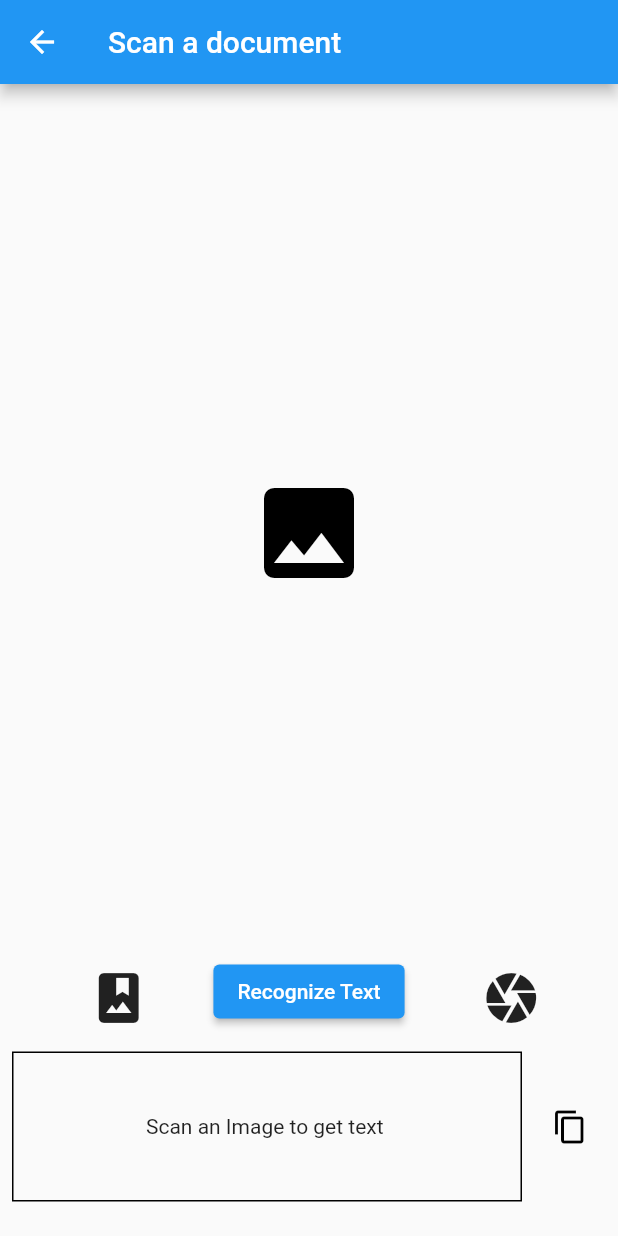
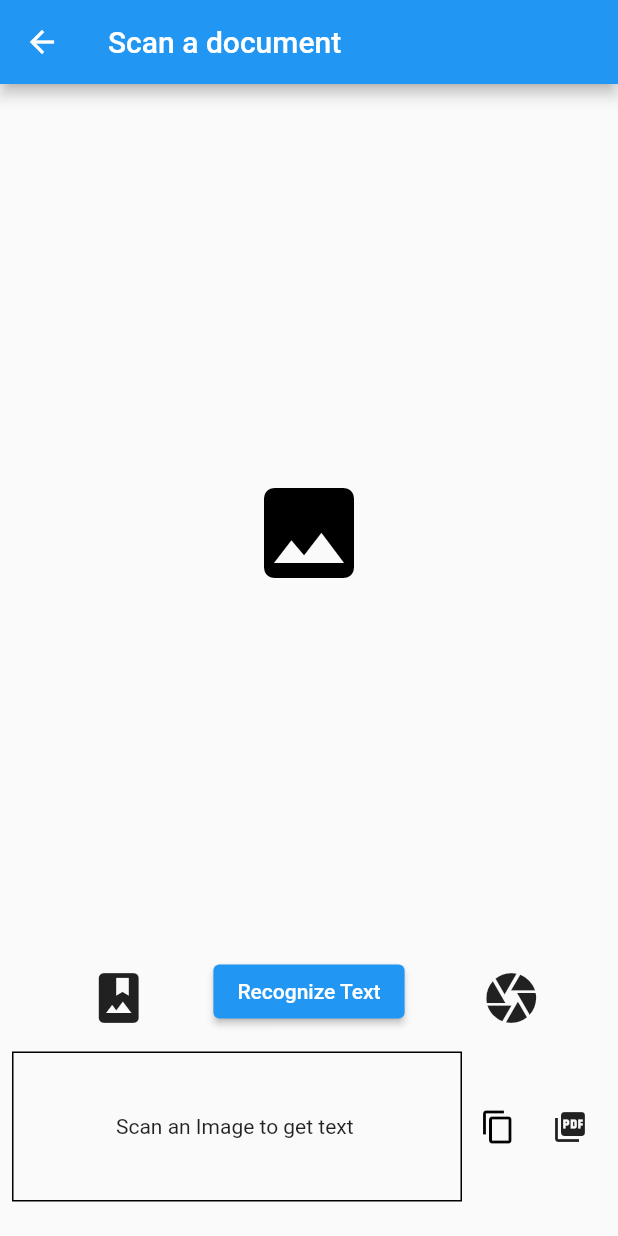
Before and after one commit to patilmehul/Scan-It, a Flutter app: the OCR screen opened directly, on a phone screen of 412 x 824 dp. Run offline on Flutter 3.47's test engine with Material 2 defaults, Android fonts, the phone set to English and light mode, and no system bars; our stand-ins replace cloud_firestore, firebase_auth, firebase_core, fluttertoast, google_sign_in, image_picker and 1 more; missing offline and left inert: clipboard, firebase_ml_vision; accounts and stored records are empty.

Commit message:
added: basic pdf generator

```diff
--- a/lib/text_ocr/widgets/control_widgets.dart
+++ b/lib/text_ocr/widgets/control_widgets.dart
@@ -30,9 +30,6 @@ class ControlsWidget extends StatelessWidget {
         onPressed: onClickedPickImage,
         icon: Icon(Icons.camera,size: 40.0,),
       ),
-
-
-
     ],
   );
 }
--- a/lib/text_ocr/widgets/text_area_widget.dart
+++ b/lib/text_ocr/widgets/text_area_widget.dart
@@ -1,4 +1,5 @@
 import 'package:flutter/material.dart';
+import 'package:scan_it/pdfmaker.dart';
 
 class TextAreaWidget extends StatelessWidget {
   final String text;
@@ -25,12 +26,16 @@ class TextAreaWidget extends StatelessWidget {
           ),
         ),
       ),
-      const SizedBox(width: 8),
       IconButton(
         icon: Icon(Icons.copy, color: Colors.black),
         color: Colors.grey[200],
         onPressed: onClickedCopy,
       ),
+      IconButton(
+        onPressed: () async {
+          await generatePDF(text);
+        },
+        icon: Icon(Icons.picture_as_pdf),),
     ],
   );
 }
--- a/pubspec.yaml
+++ b/pubspec.yaml
@@ -38,6 +38,8 @@ dependencies:
   # The following adds the Cupertino Icons font to your application.
   # Use with the CupertinoIcons class for iOS style icons.
   cupertino_icons: ^1.0.3
+  pdf: ^3.6.0
+  path_provider: ^2.0.5
 
 dev_dependencies:
   flutter_test:
```
Also changed, not shown: lib/pdfmaker.dart (+19 -0 lines), pubspec.lock.
